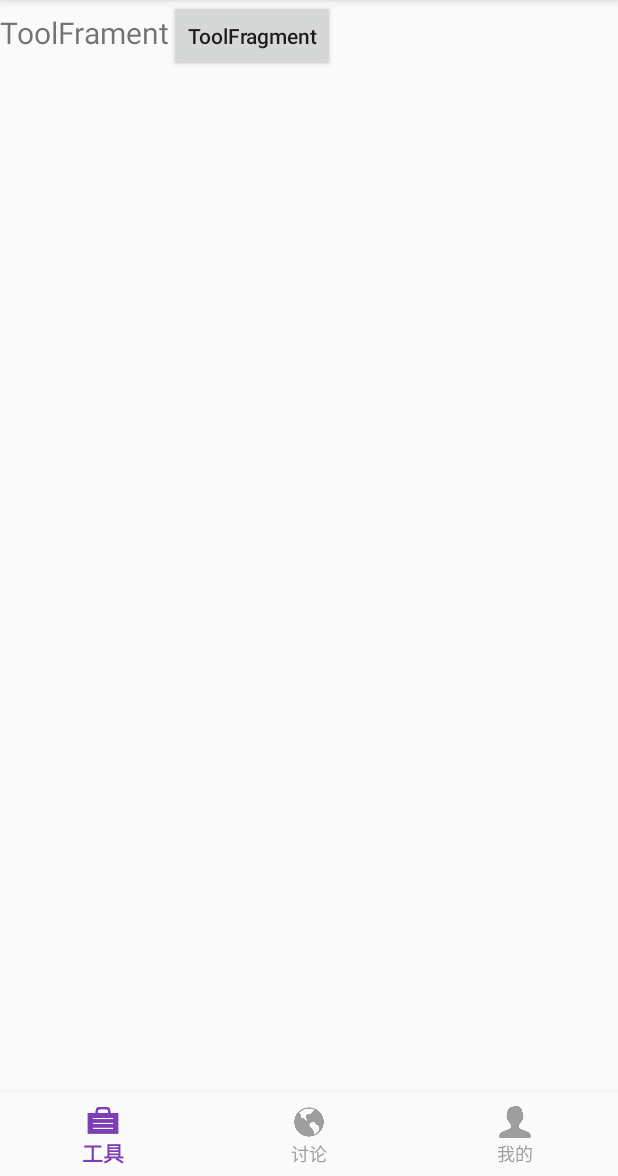
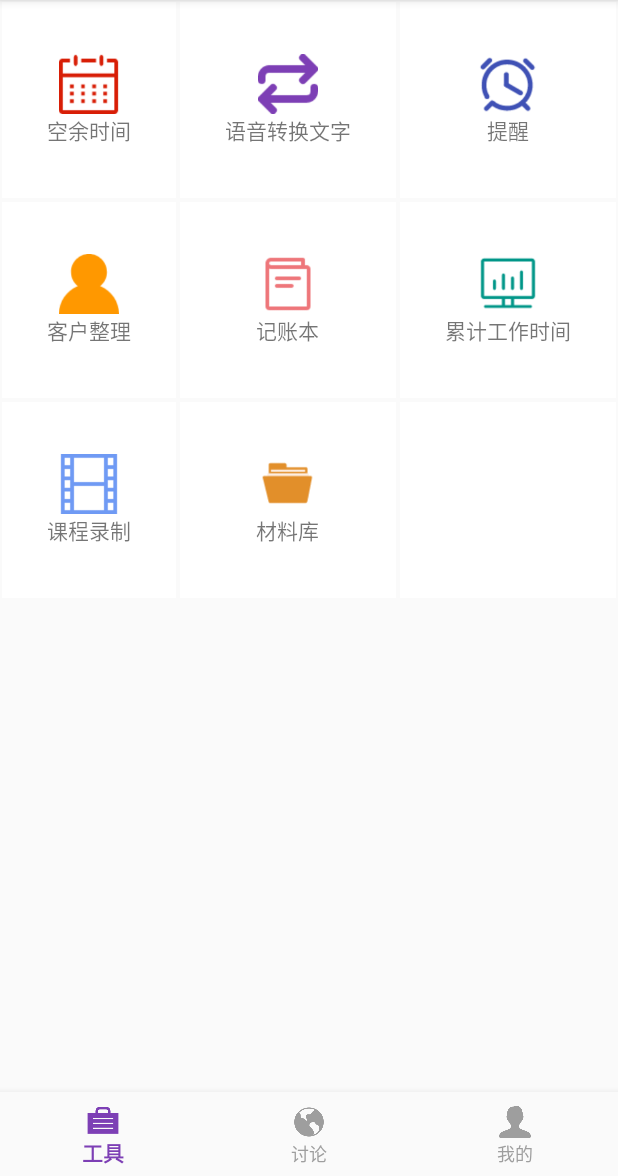
Before and after one commit to Above-The-Cloud/Consultant, an Android app: the screen it shows after launch (MainActivity), on a phone screen of 412 x 824 dp, the part 60-1236 px from its top. Run offline under Robolectric (Android 15) with nearby library versions, the phone set to English and light mode, and no system bars.

Commit message:
新增工具界面

```diff
--- a/app/src/main/java/com/example/consultant/tool_fragment.java
+++ b/app/src/main/java/com/example/consultant/tool_fragment.java
@@ -14,13 +14,13 @@ public class tool_fragment extends Fragment {
     @Override
     public View onCreateView(LayoutInflater inflater, @Nullable ViewGroup container, Bundle saveInstanceState){
         View view = inflater.inflate(R.layout.tool_page, container, false);
-        Button bt = (Button)view.findViewById(R.id.bt);
-        bt.setOnClickListener(new View.OnClickListener(){
-            @Override
-            public void onClick(View v){
-                Toast.makeText(getActivity(), "Tool_fragment上的按钮被点击了", Toast.LENGTH_SHORT).show();
-            }
-        });
+//        Button bt = (Button)view.findViewById(R.id.bt);
+//        bt.setOnClickListener(new View.OnClickListener(){
+//            @Override
+//            public void onClick(View v){
+//                Toast.makeText(getActivity(), "Tool_fragment上的按钮被点击了", Toast.LENGTH_SHORT).show();
+//            }
+//        });
         return view;
     }
 }
--- a/app/src/main/res/layout/tool_page.xml
+++ b/app/src/main/res/layout/tool_page.xml
@@ -1,24 +1,173 @@
 <?xml version="1.0" encoding="utf-8"?>
-<android.support.constraint.ConstraintLayout
-    xmlns:android="http://schemas.android.com/apk/res/android" android:layout_width="match_parent"
-    android:layout_height="match_parent">
-
+<android.support.constraint.ConstraintLayout xmlns:android="http://schemas.android.com/apk/res/android"
+    android:layout_width="match_parent"
+    android:layout_height="match_parent"
+    xmlns:app="http://schemas.android.com/apk/res-auto">
+    <GridLayout xmlns:android="http://schemas.android.com/apk/res/android"
+        android:layout_width="match_parent"
+        android:layout_height="400dp"
+        android:layout_weight="10"
+        android:rowCount="3"
+        android:columnCount="3">
         <LinearLayout
-        xmlns:android="http://schemas.android.com/apk/res/android"
-        android:layout_width="match_parent"
-        android:layout_height="match_parent">
+            android:background="#ffffff"
+            android:layout_margin="1dp"
+            android:orientation="vertical"
+            android:layout_columnWeight="1"
+            android:layout_rowWeight="1"
+            android:gravity="center">
+            <ImageView
+                android:layout_width="40dp"
+                android:layout_height="40dp"
+                android:background="@drawable/calendar"
+                />
 
             <TextView
                 android:layout_width="wrap_content"
                 android:layout_height="wrap_content"
-            android:text="ToolFrament"
-            android:textSize="20dp"/>
+                android:text="空余时间" />
+        </LinearLayout>
+        <LinearLayout
+            android:background="#ffffff"
+            android:layout_margin="1dp"
+            android:orientation="vertical"
+            android:layout_columnWeight="1"
+            android:layout_rowWeight="1"
+            android:gravity="center">
+            <ImageView
+                android:layout_width="40dp"
+                android:layout_height="40dp"
+                android:background="@drawable/transfer"
+                />
 
-        <Button
-            android:id="@+id/bt"
+            <TextView
                 android:layout_width="wrap_content"
                 android:layout_height="wrap_content"
-            android:text="ToolFragment"
-            android:textAllCaps="false"/>
+                android:text="语音转换文字" />
         </LinearLayout>
+        <LinearLayout
+            android:background="#ffffff"
+            android:layout_margin="1dp"
+            android:orientation="vertical"
+            android:layout_columnWeight="1"
+            android:layout_rowWeight="1"
+            android:gravity="center">
+            <ImageView
+                android:layout_width="40dp"
+                android:layout_height="40dp"
+                android:background="@drawable/alarm"
+                />
+
+            <TextView
+                android:layout_width="wrap_content"
+                android:layout_height="wrap_content"
+                android:text="提醒" />
+        </LinearLayout>
+        <LinearLayout
+            android:background="#ffffff"
+            android:layout_margin="1dp"
+            android:orientation="vertical"
+            android:layout_rowWeight="1"
+            android:layout_columnWeight="1"
+            android:gravity="center">
+            <ImageView
+                android:layout_width="40dp"
+                android:layout_height="40dp"
+                android:background="@drawable/client"
+                />
+
+            <TextView
+                android:layout_width="wrap_content"
+                android:layout_height="wrap_content"
+                android:text="客户整理" />
+        </LinearLayout>
+        <LinearLayout
+            android:background="#ffffff"
+            android:layout_margin="1dp"
+            android:orientation="vertical"
+            android:layout_rowWeight="1"
+            android:layout_columnWeight="1"
+            android:gravity="center">
+            <ImageView
+                android:layout_width="40dp"
+                android:layout_height="40dp"
+                android:background="@drawable/bill"
+                />
+
+            <TextView
+                android:layout_width="wrap_content"
+                android:layout_height="wrap_content"
+                android:text="记账本" />
+        </LinearLayout>
+        <LinearLayout
+            android:background="#ffffff"
+            android:layout_margin="1dp"
+            android:orientation="vertical"
+            android:layout_rowWeight="1"
+            android:layout_columnWeight="1"
+            android:gravity="center">
+            <ImageView
+                android:layout_width="40dp"
+                android:layout_height="40dp"
+                android:background="@drawable/worktime"
+                />
+
+            <TextView
+                android:layout_width="wrap_content"
+                android:layout_height="wrap_content"
+                android:text="累计工作时间" />
+        </LinearLayout>
+        <LinearLayout
+            android:orientation="vertical"
+            android:layout_margin="1dp"
+            android:layout_rowWeight="1"
+            android:layout_columnWeight="1"
+            android:gravity="center"
+            android:background="#ffffff">
+            <ImageView
+                android:layout_width="40dp"
+                android:layout_height="40dp"
+                android:background="@drawable/course_record"
+                />
+
+            <TextView
+                android:layout_width="wrap_content"
+                android:layout_height="wrap_content"
+                android:text="课程录制" />
+        </LinearLayout>
+        <LinearLayout
+            android:background="#ffffff"
+            android:layout_margin="1dp"
+            android:orientation="vertical"
+            android:layout_rowWeight="1"
+            android:layout_columnWeight="1"
+            android:gravity="center">
+            <ImageView
+                android:layout_width="40dp"
+                android:layout_height="40dp"
+                android:background="@drawable/filelib"
+                />
+
+            <TextView
+                android:layout_width="wrap_content"
+                android:layout_height="wrap_content"
+                android:text="材料库" />
+        </LinearLayout>
+        <LinearLayout
+            android:background="#ffffff"
+            android:layout_margin="1dp"
+            android:orientation="vertical"
+            android:layout_rowWeight="1"
+            android:layout_columnWeight="1"
+            android:gravity="center">
+            <ImageView
+                android:layout_width="40dp"
+                android:layout_height="40dp"
+                />
+            <TextView
+                android:layout_width="wrap_content"
+                android:layout_height="wrap_content"
+                />
+        </LinearLayout>
+    </GridLayout>
 </android.support.constraint.ConstraintLayout>
```
Also changed, not shown: app/src/main/res/drawable/alarm.png (added), app/src/main/res/drawable/bill.png (added), app/src/main/res/drawable/calendar.png (added), app/src/main/res/drawable/client.png (added), app/src/main/res/drawable/course_record.png (added), app/src/main/res/drawable/cover.png (added), app/src/main/res/drawable/filelib.png (added), app/src/main/res/drawable/transfer.png (added), app/src/main/res/drawable/worktime.png (added). Lines whose indentation alone changed are shown as unchanged.
